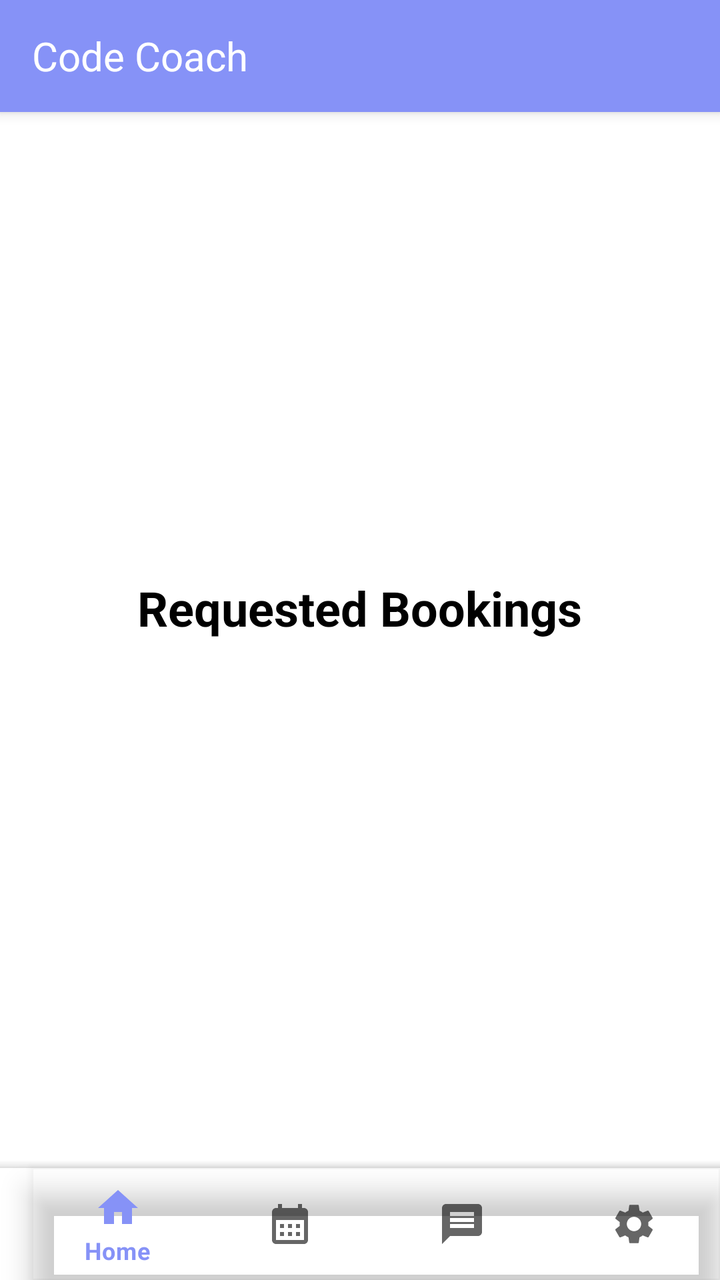
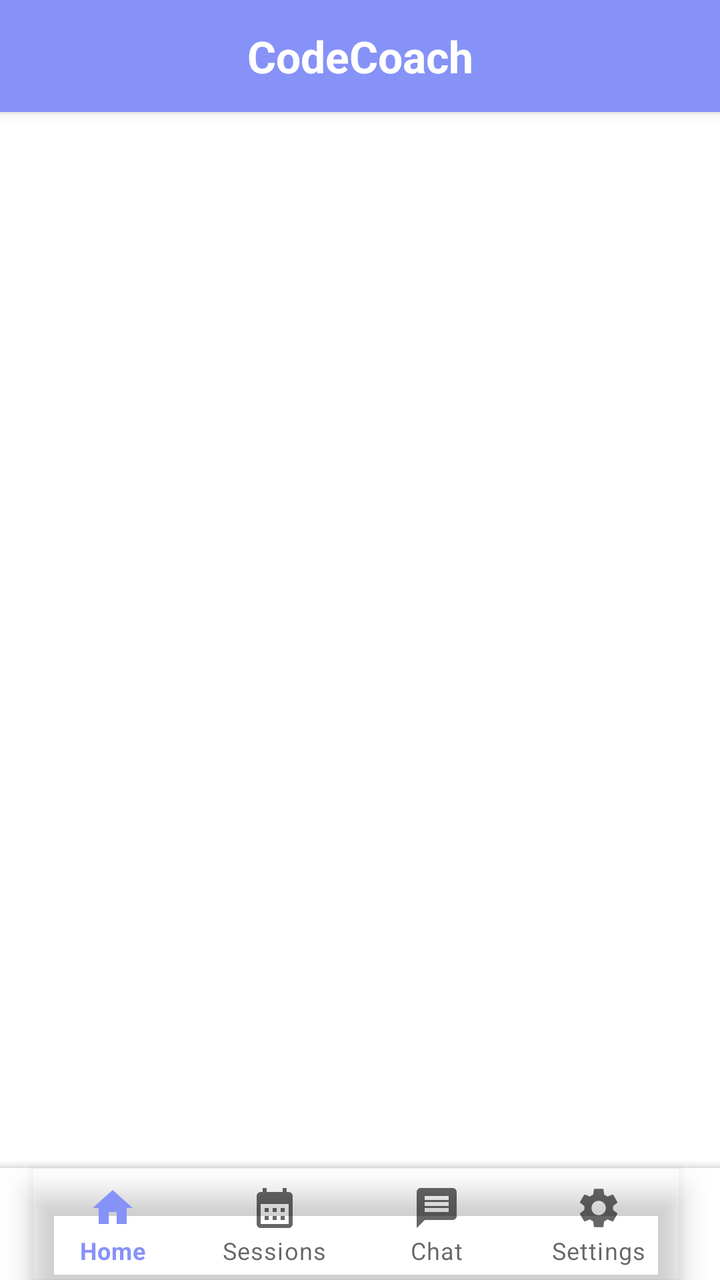

Compare the two renders of this Android layout. The source of the first and the diff that turns it into the second are given below.
<!-- AndroidManifest.xml: application theme Theme.CC -->
<!-- res/layout/activity_tutor_booking_requests.xml -->
<?xml version="1.0" encoding="utf-8"?>
<androidx.coordinatorlayout.widget.CoordinatorLayout
    xmlns:android="http://schemas.android.com/apk/res/android"
    xmlns:app="http://schemas.android.com/apk/res-auto"
    xmlns:tools="http://schemas.android.com/tools"
    android:layout_width="match_parent"
    android:layout_height="match_parent"
    android:background="@color/white"
    tools:context=".TutorBookingRequests">

    
    <androidx.appcompat.widget.Toolbar
        android:id="@+id/topToolbar"
        android:layout_width="match_parent"
        android:layout_height="wrap_content"
        android:background="@color/lavender"
        android:elevation="4dp"
        android:theme="@style/ThemeOverlay.AppCompat.ActionBar"
        app:layout_scrollFlags="scroll|enterAlways">

        <TextView
            android:id="@+id/toolbarTitle"
            android:layout_width="wrap_content"
            android:layout_height="wrap_content"
            android:layout_gravity="center_vertical"
            android:text="Code Coach"
            android:textColor="@color/white"
            android:textSize="20sp"
            android:layout_marginStart="16dp"/>
    </androidx.appcompat.widget.Toolbar>

    
    <LinearLayout
        android:id="@+id/main_content"
        android:layout_width="match_parent"
        android:layout_height="match_parent"
        android:orientation="vertical"
        android:padding="16dp"
        android:gravity="center">

        
        <TextView
            android:id="@+id/headingText"
            android:layout_width="wrap_content"
            android:layout_height="wrap_content"
            android:text="Requested Bookings"
            android:textColor="@color/black"
            android:textSize="24sp"
            android:textStyle="bold"
            android:gravity="center"
            android:layout_marginBottom="16dp"/>

        
        <TextView
            android:id="@+id/noBookingsMessage"
            android:layout_width="wrap_content"
            android:layout_height="wrap_content"
            android:text="There are no new bookings."
            android:textColor="@color/grey"
            android:textSize="16sp"
            android:visibility="gone"
            android:layout_gravity="center"
            android:layout_marginTop="8dp"
            android:gravity="center"/>

        
        <ListView
            android:id="@+id/listViewBookingRequests"
            android:layout_width="match_parent"
            android:layout_height="wrap_content"
            android:divider="@color/grey"
            android:dividerHeight="1dp"
            android:layout_marginBottom="16dp"
            app:layout_behavior="@string/appbar_scrolling_view_behavior"/>

    </LinearLayout>

    
    <com.google.android.material.bottomappbar.BottomAppBar
        android:id="@+id/bottomAppBar"
        android:layout_width="match_parent"
        android:layout_height="wrap_content"
        android:layout_gravity="bottom"
        android:background="@color/white"
        app:fabCradleMargin="10dp"
        app:fabCradleRoundedCornerRadius="50dp">

        <com.google.android.material.bottomnavigation.BottomNavigationView
            android:id="@+id/bottomNavigationView"
            android:layout_width="wrap_content"
            android:layout_height="wrap_content"
            app:menu="@menu/bottom_menu"
            android:background="@android:color/transparent"/>

    </com.google.android.material.bottomappbar.BottomAppBar>

</androidx.coordinatorlayout.widget.CoordinatorLayout>
<!-- resources referenced by this layout -->
<resources>
  <color name="black">#FF000000</color>
  <color name="grey">#808080</color>
  <color name="lavender">#8692f7</color>
  <color name="white">#FFFFFFFF</color>
  <style name="Theme.CC" parent="Base.Theme.CC" />
  <style name="Base.Theme.CC" parent="Theme.MaterialComponents.DayNight.NoActionBar">
          
          <item name="colorPrimary">@color/lavender</item>
          <item name="colorPrimaryVariant">@color/lavender</item>
          <item name="colorOnPrimary">@color/white</item>
          
          <item name="colorSecondary">@color/teal_200</item>
          <item name="colorSecondaryVariant">@color/teal_700</item>
          <item name="colorOnSecondary">@color/black</item>
          
          <item name="android:statusBarColor">?attr/colorPrimaryVariant</item>
          
          
      </style>
  <color name="teal_200">#FF03DAC5</color>
  <color name="teal_700">#FF018786</color>
</resources>

<!-- the commit's change to res/layout/activity_tutor_booking_requests.xml (unified diff, before → after) -->
@@ -10,23 +10,21 @@
 
     
     <androidx.appcompat.widget.Toolbar
-        android:id="@+id/topToolbar"
+        android:id="@+id/top_bar"
         android:layout_width="match_parent"
         android:layout_height="wrap_content"
-        android:background="@color/lavender"
-        android:elevation="4dp"
-        android:theme="@style/ThemeOverlay.AppCompat.ActionBar"
-        app:layout_scrollFlags="scroll|enterAlways">
+        android:background="?attr/colorPrimary"
+        android:elevation="4dp">
 
         <TextView
-            android:id="@+id/toolbarTitle"
+            android:id="@+id/top_bar_title"
             android:layout_width="wrap_content"
             android:layout_height="wrap_content"
-            android:layout_gravity="center_vertical"
-            android:text="Code Coach"
-            android:textColor="@color/white"
-            android:textSize="20sp"
-            android:layout_marginStart="16dp"/>
+            android:layout_gravity="center"
+            android:text="CodeCoach"
+            android:textColor="@android:color/white"
+            android:textSize="22sp"
+            android:textStyle="bold" />
     </androidx.appcompat.widget.Toolbar>
 
     
@@ -45,7 +43,7 @@
             android:layout_height="wrap_content"
             android:text="Requested Bookings"
             android:textColor="@color/black"
-            android:textSize="24sp"
+            android:textSize="26sp"
             android:textStyle="bold"
             android:gravity="center"
             android:layout_marginBottom="16dp"/>
@@ -67,7 +65,8 @@
         <ListView
             android:id="@+id/listViewBookingRequests"
             android:layout_width="match_parent"
-            android:layout_height="wrap_content"
+            android:layout_height="0dp"
+            android:layout_weight="1"
             android:divider="@color/grey"
             android:dividerHeight="1dp"
             android:layout_marginBottom="16dp"
@@ -77,21 +76,21 @@
 
     
     <com.google.android.material.bottomappbar.BottomAppBar
-        android:id="@+id/bottomAppBar"
         android:layout_width="match_parent"
         android:layout_height="wrap_content"
+        android:id="@+id/bottomAppBar"
         android:layout_gravity="bottom"
         android:background="@color/white"
         app:fabCradleMargin="10dp"
         app:fabCradleRoundedCornerRadius="50dp">
 
         <com.google.android.material.bottomnavigation.BottomNavigationView
-            android:id="@+id/bottomNavigationView"
             android:layout_width="wrap_content"
             android:layout_height="wrap_content"
-            app:menu="@menu/bottom_menu"
-            android:background="@android:color/transparent"/>
-
+            android:id="@+id/bottomNavigationView"
+            android:layout_marginEnd="20dp"
+            app:labelVisibilityMode="labeled"
+            android:background="@android:color/transparent"
+            app:menu="@menu/bottom_menu"/>
     </com.google.android.material.bottomappbar.BottomAppBar>
-
 </androidx.coordinatorlayout.widget.CoordinatorLayout>
